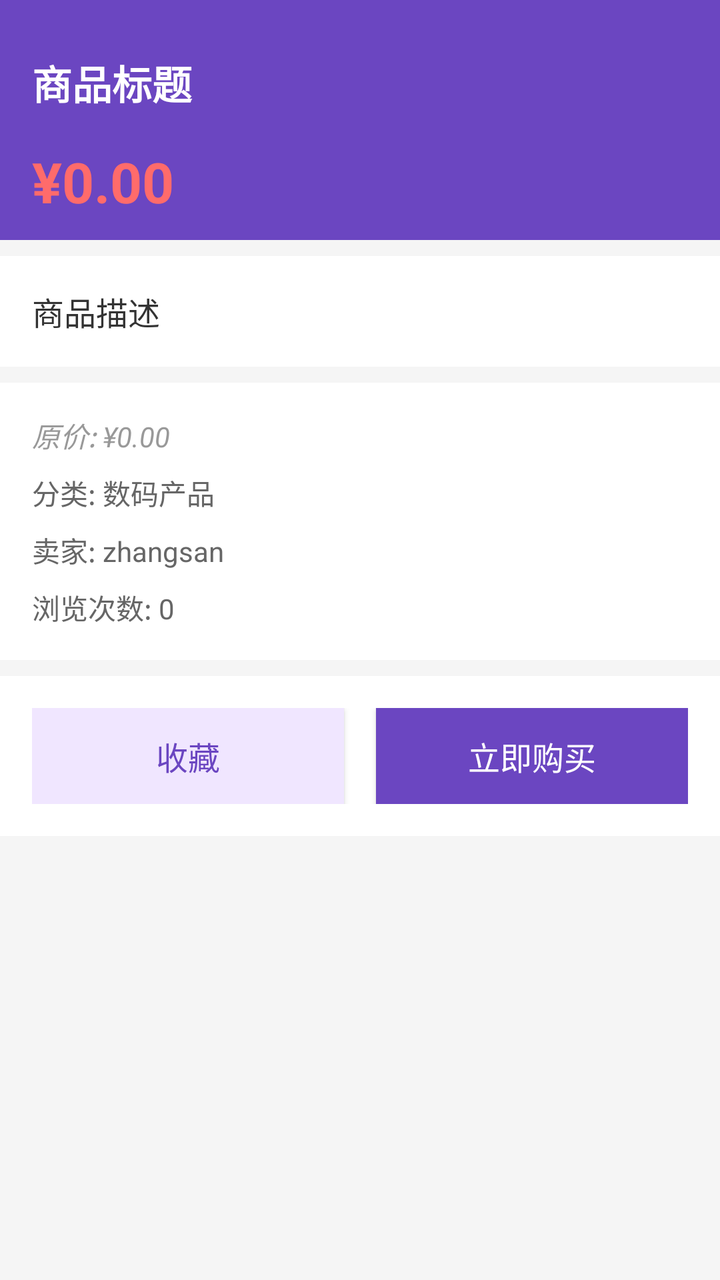
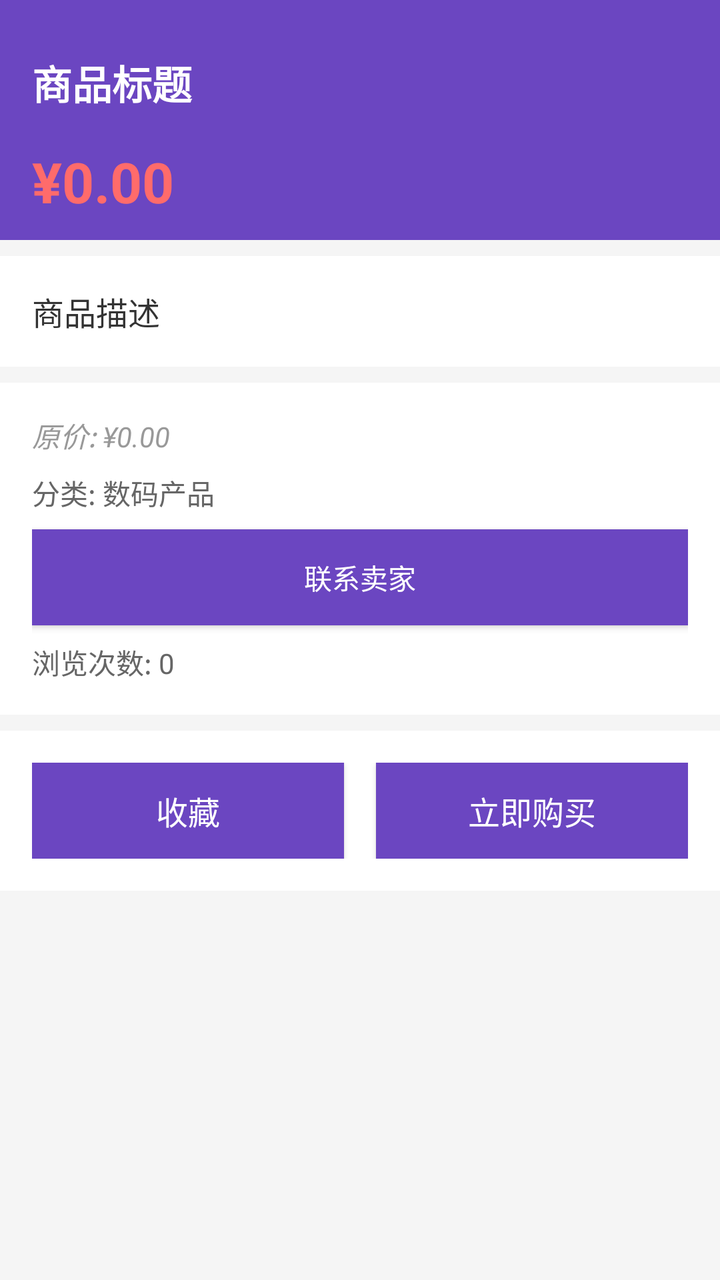

Two renders of the same Android screen: before a commit and after it. Below are the layout's source before the change and the commit's diff.
<!-- AndroidManifest.xml: application theme Theme.MyApplication -->
<!-- res/layout/activity_item_detail.xml -->
<?xml version="1.0" encoding="utf-8"?>
<LinearLayout xmlns:android="http://schemas.android.com/apk/res/android"
    android:layout_width="match_parent"
    android:layout_height="match_parent"
    android:orientation="vertical"
    android:background="#f5f5f5">

    <LinearLayout
        android:layout_width="match_parent"
        android:layout_height="120dp"
        android:background="#6b46c1"
        android:gravity="center"
        android:orientation="vertical">

        <TextView
            android:id="@+id/tv_title"
            android:layout_width="match_parent"
            android:layout_height="wrap_content"
            android:text="商品标题"
            android:textColor="#ffffff"
            android:textSize="20sp"
            android:textStyle="bold"
            android:padding="16dp"/>

        <TextView
            android:id="@+id/tv_price"
            android:layout_width="match_parent"
            android:layout_height="wrap_content"
            android:text="¥0.00"
            android:textColor="#ff6b6b"
            android:textSize="28sp"
            android:textStyle="bold"
            android:paddingLeft="16dp"/>
    </LinearLayout>

    <LinearLayout
        android:layout_width="match_parent"
        android:layout_height="wrap_content"
        android:background="#ffffff"
        android:orientation="vertical"
        android:padding="16dp"
        android:layout_marginTop="8dp">

        <TextView
            android:id="@+id/tv_desc"
            android:layout_width="match_parent"
            android:layout_height="wrap_content"
            android:text="商品描述"
            android:textSize="16sp"
            android:textColor="#333333"/>
    </LinearLayout>

    <LinearLayout
        android:layout_width="match_parent"
        android:layout_height="wrap_content"
        android:background="#ffffff"
        android:orientation="vertical"
        android:padding="16dp"
        android:layout_marginTop="8dp">

        <TextView
            android:id="@+id/tv_original_price"
            android:layout_width="match_parent"
            android:layout_height="wrap_content"
            android:text="原价: ¥0.00"
            android:textSize="14sp"
            android:textColor="#999999"
            android:textStyle="italic"/>

        <TextView
            android:id="@+id/tv_category"
            android:layout_width="match_parent"
            android:layout_height="wrap_content"
            android:text="分类: 数码产品"
            android:textSize="14sp"
            android:textColor="#666666"
            android:layout_marginTop="8dp"/>

        <TextView
            android:id="@+id/tv_seller"
            android:layout_width="match_parent"
            android:layout_height="wrap_content"
            android:text="卖家: zhangsan"
            android:textSize="14sp"
            android:textColor="#666666"
            android:layout_marginTop="8dp"/>

        <TextView
            android:id="@+id/tv_view_count"
            android:layout_width="match_parent"
            android:layout_height="wrap_content"
            android:text="浏览次数: 0"
            android:textSize="14sp"
            android:textColor="#666666"
            android:layout_marginTop="8dp"/>
    </LinearLayout>

    <LinearLayout
        android:layout_width="match_parent"
        android:layout_height="wrap_content"
        android:background="#ffffff"
        android:orientation="horizontal"
        android:padding="16dp"
        android:layout_marginTop="8dp"
        android:weightSum="2">

        <Button
            android:id="@+id/btn_favorite"
            android:layout_width="0dp"
            android:layout_height="48dp"
            android:text="收藏"
            android:textColor="#6b46c1"
            android:background="#f0e6ff"
            android:layout_weight="1"
            android:textSize="16sp"/>

        <Button
            android:id="@+id/btn_buy"
            android:layout_width="0dp"
            android:layout_height="48dp"
            android:text="立即购买"
            android:textColor="#ffffff"
            android:background="#6b46c1"
            android:layout_weight="1"
            android:layout_marginLeft="16dp"
            android:textSize="16sp"/>
    </LinearLayout>

</LinearLayout>
<!-- resources referenced by this layout -->
<resources>
  <style name="Theme.MyApplication" parent="Base.Theme.MyApplication" />
  <style name="Base.Theme.MyApplication" parent="Theme.Material3.DayNight.NoActionBar">
          
          
      </style>
</resources>

<!-- the commit's change to res/layout/activity_item_detail.xml (unified diff, before → after) -->
@@ -76,13 +76,14 @@
             android:textColor="#666666"
             android:layout_marginTop="8dp"/>
 
-        <TextView
-            android:id="@+id/tv_seller"
+        <Button
+            android:id="@+id/btn_chat"
             android:layout_width="match_parent"
             android:layout_height="wrap_content"
-            android:text="卖家: zhangsan"
+            android:text="联系卖家"
             android:textSize="14sp"
-            android:textColor="#666666"
+            android:textColor="#ffffff"
+            android:background="#6b46c1"
             android:layout_marginTop="8dp"/>
 
         <TextView
@@ -109,8 +110,8 @@
             android:layout_width="0dp"
             android:layout_height="48dp"
             android:text="收藏"
-            android:textColor="#6b46c1"
-            android:background="#f0e6ff"
+            android:textColor="#ffffff"
+            android:background="#6b46c1"
             android:layout_weight="1"
             android:textSize="16sp"/>
 
